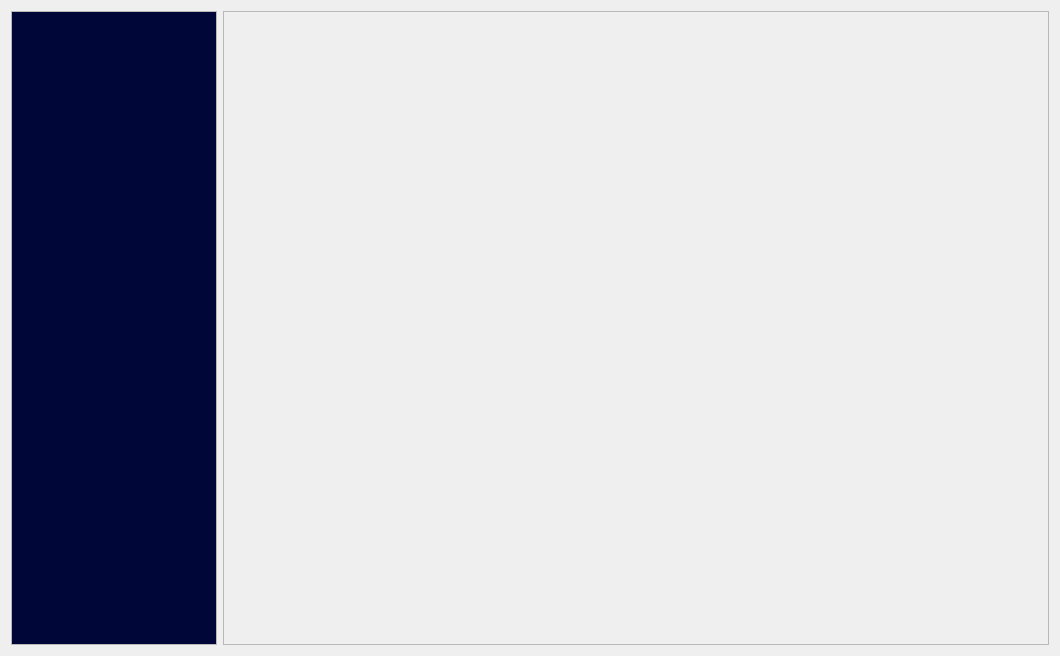
Above: Qt-Zhku-Client/ZhkuClientMain.ui from yujiecong/Qt-Zhku-Client before the change. Below: the same form after it.
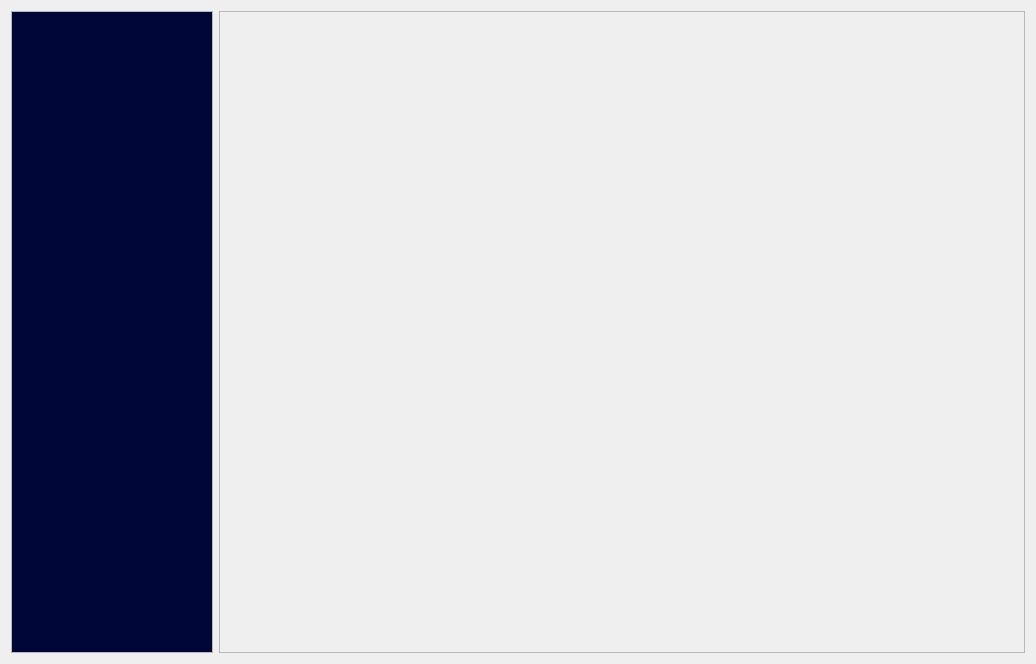
That is the form after the change.

```diff
--- a/Qt-Zhku-Client/ZhkuClientMain.ui
+++ b/Qt-Zhku-Client/ZhkuClientMain.ui
@@ -6,8 +6,8 @@
    <rect>
     <x>0</x>
     <y>0</y>
-    <width>1060</width>
-    <height>656</height>
+    <width>1036</width>
+    <height>664</height>
    </rect>
   </property>
   <property name="windowTitle">
@@ -17,6 +17,12 @@
    <layout class="QHBoxLayout" name="horizontalLayout" stretch="1,4">
     <item>
      <widget class="QScrollArea" name="scrollArea">
+      <property name="sizePolicy">
+       <sizepolicy hsizetype="Expanding" vsizetype="Expanding">
+        <horstretch>0</horstretch>
+        <verstretch>0</verstretch>
+       </sizepolicy>
+      </property>
       <property name="styleSheet">
        <string notr="true"/>
       </property>
@@ -37,8 +43,8 @@
         <rect>
          <x>0</x>
          <y>0</y>
-         <width>205</width>
-         <height>636</height>
+         <width>200</width>
+         <height>644</height>
         </rect>
        </property>
        <property name="styleSheet">
```
